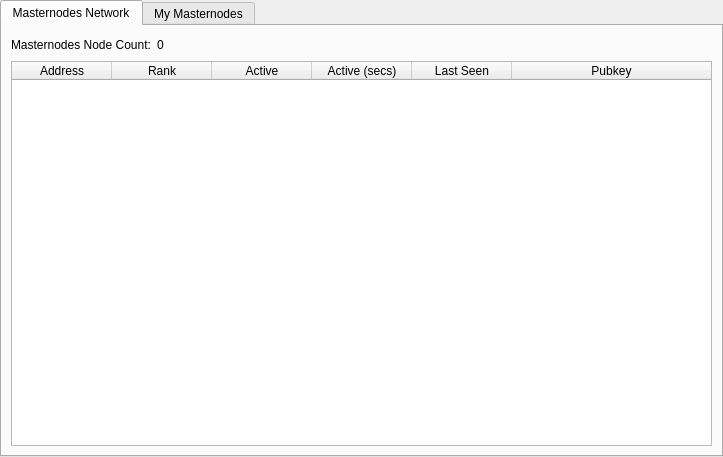
First picture: the form in src/qt/forms/masternodemanager.ui, repository coinonat/CoinonatX, before the edit.
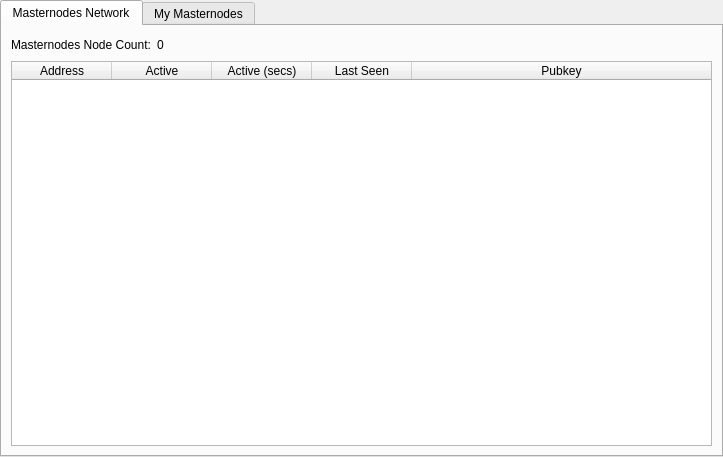
Second picture: the form after the edit.

Commit message: fix: masternode UI freeze

Patch:
```diff
--- a/src/qt/forms/masternodemanager.ui
+++ b/src/qt/forms/masternodemanager.ui
@@ -60,11 +60,6 @@
              <string>Address</string>
             </property>
            </column>
-           <column>
-            <property name="text">
-             <string>Rank</string>
-            </property>
-           </column>
            <column>
             <property name="text">
              <string>Active</string>
```
The commit also changes 1 other file.
